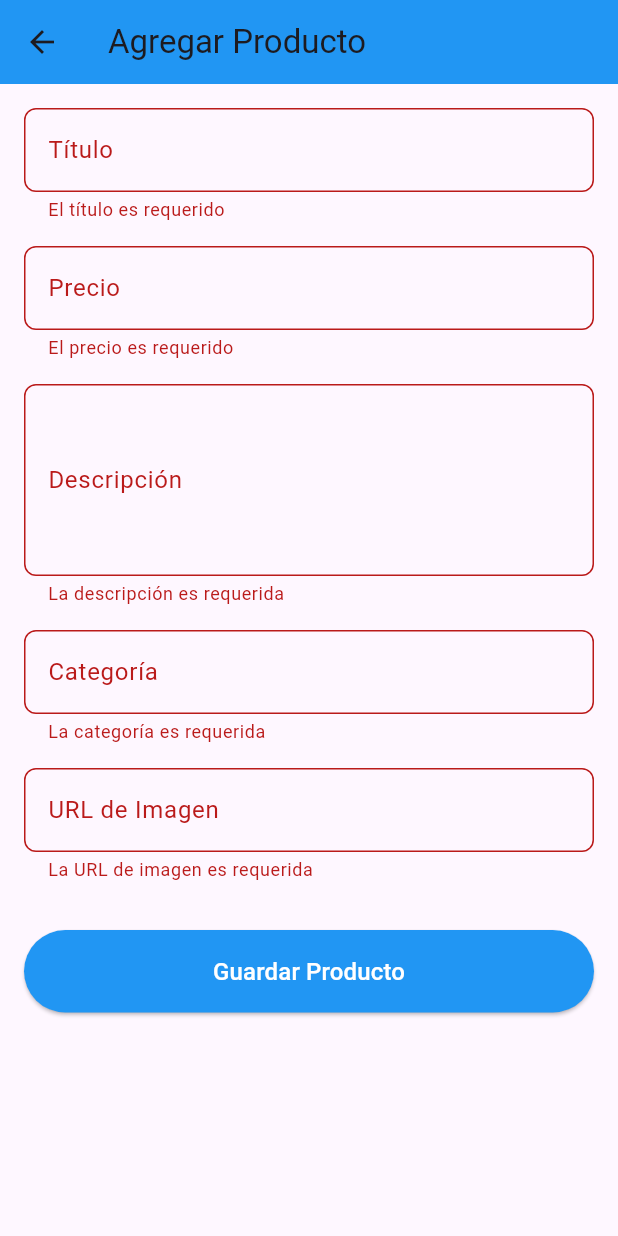
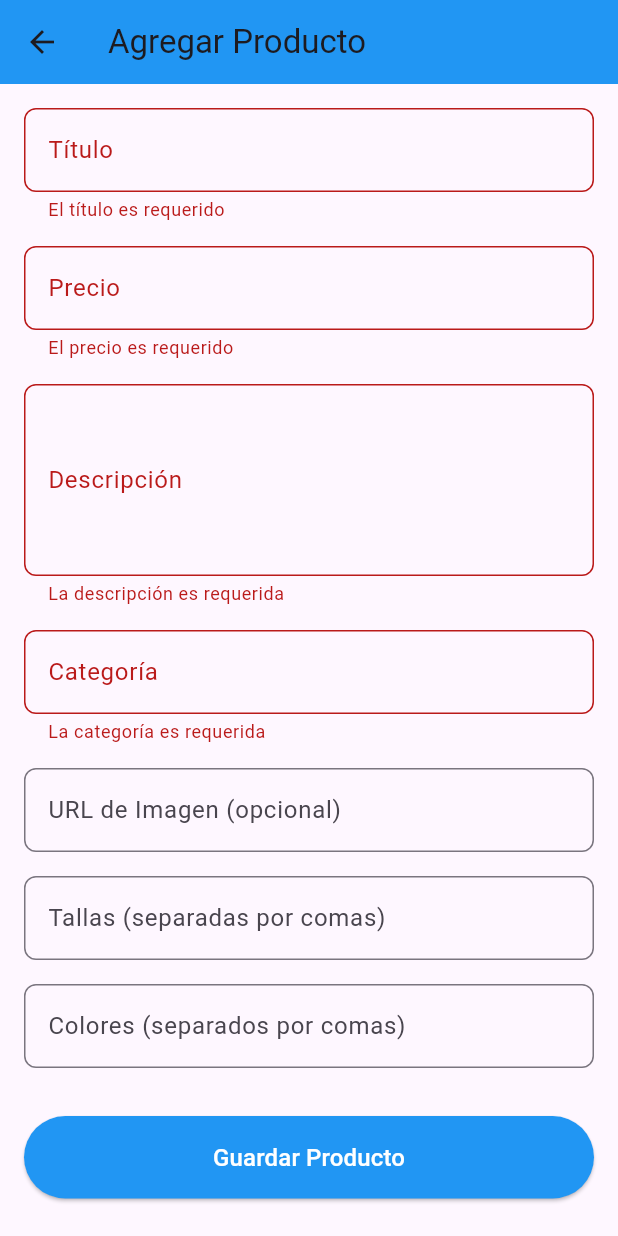
Before and after one commit to HenryPeralta/experience_app, a Flutter app: the AddProductView screen opened directly, after a tap on "Guardar Producto", on a phone screen of 412 x 824 dp. Run offline on Flutter 3.47's test engine with Material 3 defaults, Android fonts, the phone set to English and light mode, and no system bars; our stand-ins replace cloud_firestore, firebase_auth, firebase_core, flutter_riverpod; accounts and stored records are empty.

Commit message:
Agregando funcionalidad de agregar productos desde el rol del admin

```diff
--- a/lib/features/admin/presentation/providers/admin_providers.dart
+++ b/lib/features/admin/presentation/providers/admin_providers.dart
@@ -1,5 +1,5 @@
 import 'package:cloud_firestore/cloud_firestore.dart';
-import 'package:riverpod/riverpod.dart';
+import 'package:flutter_riverpod/flutter_riverpod.dart';
 
 import '../../../ecommerce/domain/entities/product.dart';
 import '../../data/datasources/firestore_product_data_source.dart';
@@ -44,3 +44,9 @@ final GetAdminProductsProvider = Provider<GetAdminProducts>((ref) {
   final repository = ref.watch(adminProductRepositoryProvider);
   return GetAdminProducts(repository: repository);
 });
+
+// Provider específico para obtener productos de Firestore en el admin
+final adminAllProductsProvider = FutureProvider<List<Product>>((ref) async {
+  final useCase = ref.watch(GetAdminProductsProvider);
+  return await useCase(''); // El adminId no se usa en getAdminProducts
+});
--- a/lib/features/admin/presentation/views/add_product_view.dart
+++ b/lib/features/admin/presentation/views/add_product_view.dart
@@ -19,6 +19,8 @@ class _AddProductViewState extends ConsumerState<AddProductView> {
   late TextEditingController _descriptionController;
   late TextEditingController _categoryController;
   late TextEditingController _imageController;
+  late TextEditingController _sizesController;
+  late TextEditingController _colorsController;
   bool _isLoading = false;
 
   @override
@@ -29,6 +31,8 @@ class _AddProductViewState extends ConsumerState<AddProductView> {
     _descriptionController = TextEditingController();
     _categoryController = TextEditingController();
     _imageController = TextEditingController();
+    _sizesController = TextEditingController();
+    _colorsController = TextEditingController();
   }
 
   @override
@@ -38,6 +42,8 @@ class _AddProductViewState extends ConsumerState<AddProductView> {
     _descriptionController.dispose();
     _categoryController.dispose();
     _imageController.dispose();
+    _sizesController.dispose();
+    _colorsController.dispose();
     super.dispose();
   }
 
@@ -49,25 +55,48 @@ class _AddProductViewState extends ConsumerState<AddProductView> {
     setState(() => _isLoading = true);
 
     try {
+      // Parsear tallas y colores (separados por comas)
+      final sizes = _sizesController.text
+          .split(',')
+          .map((s) => s.trim())
+          .where((s) => s.isNotEmpty)
+          .toList();
+
+      final colors = _colorsController.text
+          .split(',')
+          .map((c) => c.trim())
+          .where((c) => c.isNotEmpty)
+          .toList();
+
       final product = Product(
         id: const Uuid().v4(),
         title: _titleController.text,
         price: double.parse(_priceController.text),
         description: _descriptionController.text,
         category: _categoryController.text,
-        image: _imageController.text,
-        sizes: [],
-        colors: [],
+        image: _imageController.text.isEmpty
+            ? 'https://via.placeholder.com/300x300?text=Producto'
+            : _imageController.text,
+        sizes: sizes,
+        colors: colors,
       );
 
       final useCase = ref.read(createProductProvider);
       await useCase(product);
 
       if (!mounted) return;
+
+      // Invalidar para que se recarguen los productos
+      ref.invalidate(adminAllProductsProvider);
+
       ScaffoldMessenger.of(context).showSnackBar(
         const SnackBar(content: Text('Producto agregado exitosamente')),
       );
 
+      // Esperar un poco antes de navegar para que se vea el SnackBar
+      await Future.delayed(const Duration(milliseconds: 500));
+
+      if (!mounted) return;
       Navigator.pop(context);
     } catch (e) {
       if (!mounted) return;
@@ -166,15 +195,44 @@ class _AddProductViewState extends ConsumerState<AddProductView> {
               TextFormField(
                 controller: _imageController,
                 decoration: InputDecoration(
-                  labelText: 'URL de Imagen',
+                  labelText: 'URL de Imagen (opcional)',
+                  hintText: 'Se usará un placeholder si no ingresas una URL',
                   border: OutlineInputBorder(
                     borderRadius: BorderRadius.circular(8),
                   ),
                 ),
                 validator: (value) {
-                  if (value == null || value.isEmpty) {
-                    return 'La URL de imagen es requerida';
-                  }
+                  // La imagen es opcional, no requiere validación
+                  return null;
+                },
+              ),
+              const SizedBox(height: 16),
+              TextFormField(
+                controller: _sizesController,
+                decoration: InputDecoration(
+                  labelText: 'Tallas (separadas por comas)',
+                  hintText: 'Ej: S, M, L, XL',
+                  border: OutlineInputBorder(
+                    borderRadius: BorderRadius.circular(8),
+                  ),
+                ),
+                validator: (value) {
+                  // Las tallas son opcionales
+                  return null;
+                },
+              ),
+              const SizedBox(height: 16),
+              TextFormField(
+                controller: _colorsController,
+                decoration: InputDecoration(
+                  labelText: 'Colores (separados por comas)',
+                  hintText: 'Ej: Rojo, Azul, Negro',
+                  border: OutlineInputBorder(
+                    borderRadius: BorderRadius.circular(8),
+                  ),
+                ),
+                validator: (value) {
+                  // Los colores son opcionales
                   return null;
                 },
               ),
--- a/lib/features/admin/presentation/views/admin_dashboard_view.dart
+++ b/lib/features/admin/presentation/views/admin_dashboard_view.dart
@@ -4,7 +4,6 @@ import 'package:flutter_riverpod/flutter_riverpod.dart';
 import '../../../auth/presentation/providers/auth_provider.dart';
 import '../../../auth/presentation/providers/dependency_injection.dart';
 import '../../../auth/presentation/views/login_view.dart';
-import '../../../ecommerce/presentation/providers/product_provider.dart';
 import '../providers/admin_providers.dart';
 import 'add_product_view.dart';
 
@@ -25,7 +24,7 @@ class AdminDashboardView extends ConsumerWidget {
           );
         }
 
-        final productsAsync = ref.watch(allProductsProvider);
+        final productsAsync = ref.watch(adminAllProductsProvider);
 
         return Scaffold(
           backgroundColor: Colors.white,
```
